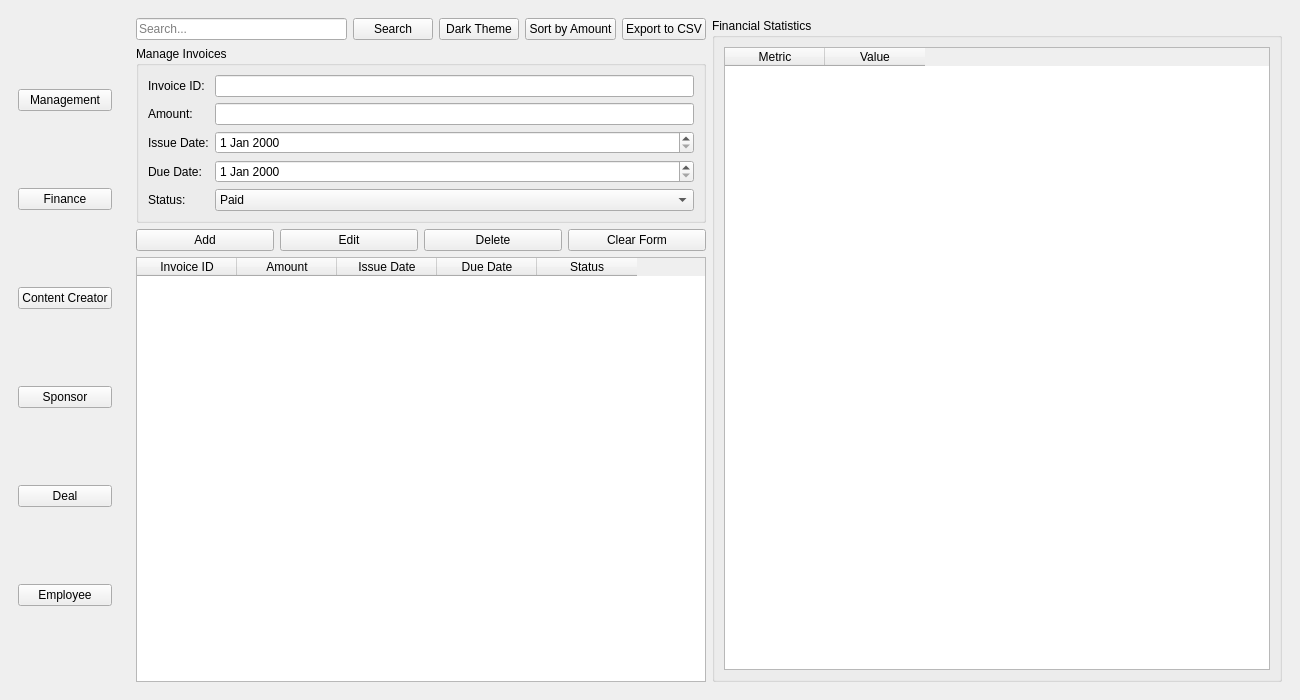
The window that mainwindow.ui (Esprit-UP-Algo/projetcpp-2a34-connect) describes before a commit, drawn with Qt 5.
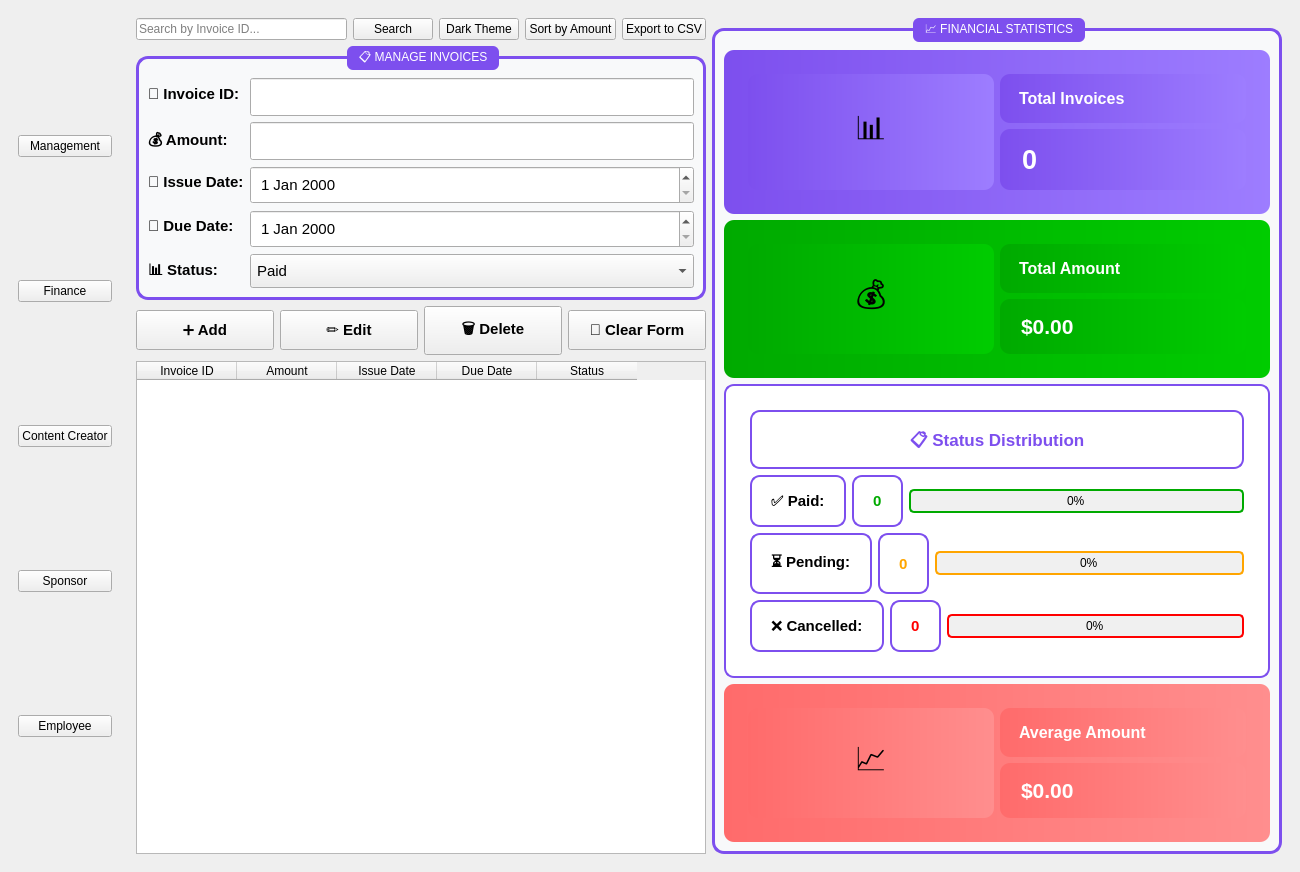
The same window after the commit. The open tabs and pages were chosen to show the change.

The edit to the form file:
```diff
--- a/mainwindow.ui
+++ b/mainwindow.ui
@@ -62,16 +62,6 @@
          </property>
         </widget>
        </item>
-       <item>
-        <widget class="QPushButton" name="btnsponsor">
-         <property name="objectName">
-          <string>sidebarButton</string>
-         </property>
-         <property name="text">
-          <string>Deal</string>
-         </property>
-        </widget>
-       </item>
        <item>
         <widget class="QPushButton" name="btnEmployee">
          <property name="objectName">
@@ -120,7 +110,7 @@
             <item>
              <widget class="QLineEdit" name="searchBox">
               <property name="placeholderText">
-               <string>Search...</string>
+               <string>Search by Invoice ID...</string>
               </property>
              </widget>
             </item>
@@ -157,58 +147,111 @@
           <item>
            <widget class="QGroupBox" name="formBox">
             <property name="title">
-             <string>Manage Invoices</string>
+             <string>📋 MANAGE INVOICES</string>
+            </property>
+            <property name="styleSheet">
+             <string notr="true">QGroupBox {
+                 font: bold 16pt "Arial";
+                 color: #7D4FEE;
+                 background-color: #F8F9FA;
+                 border: 3px solid #7D4FEE;
+                 border-radius: 12px;
+                 margin-top: 10px;
+                 padding-top: 10px;
+             }
+             QGroupBox::title {
+                 subcontrol-origin: margin;
+                 subcontrol-position: top center;
+                 padding: 5px 10px;
+                 background-color: #7D4FEE;
+                 color: white;
+                 border-radius: 6px;
+             }</string>
             </property>
             <layout class="QFormLayout" name="formLayout">
              <item row="0" column="0">
               <widget class="QLabel" name="labelId">
                <property name="text">
-                <string>Invoice ID:</string>
+                <string>📄 Invoice ID:</string>
+               </property>
+               <property name="styleSheet">
+                <string notr="true">font-weight: bold; font-size: 11pt;</string>
                </property>
               </widget>
              </item>
              <item row="0" column="1">
-              <widget class="QLineEdit" name="lineId"/>
+              <widget class="QLineEdit" name="lineId">
+               <property name="styleSheet">
+                <string notr="true">font-size: 11pt; padding: 8px;</string>
+               </property>
+              </widget>
              </item>
              <item row="1" column="0">
               <widget class="QLabel" name="labelMontant">
                <property name="text">
-                <string>Amount:</string>
+                <string>💰 Amount:</string>
+               </property>
+               <property name="styleSheet">
+                <string notr="true">font-weight: bold; font-size: 11pt;</string>
                </property>
               </widget>
              </item>
              <item row="1" column="1">
-              <widget class="QLineEdit" name="lineMontant"/>
+              <widget class="QLineEdit" name="lineMontant">
+               <property name="styleSheet">
+                <string notr="true">font-size: 11pt; padding: 8px;</string>
+               </property>
+              </widget>
              </item>
              <item row="2" column="0">
               <widget class="QLabel" name="labelDateEmission">
                <property name="text">
-                <string>Issue Date:</string>
+                <string>📅 Issue Date:</string>
+               </property>
+               <property name="styleSheet">
+                <string notr="true">font-weight: bold; font-size: 11pt;</string>
                </property>
               </widget>
              </item>
              <item row="2" column="1">
-              <widget class="QDateEdit" name="dateEmission"/>
+              <widget class="QDateEdit" name="dateEmission">
+               <property name="styleSheet">
+                <string notr="true">font-size: 11pt; padding: 6px;</string>
+               </property>
+              </widget>
              </item>
              <item row="3" column="0">
               <widget class="QLabel" name="labelDateEcheance">
                <property name="text">
-                <string>Due Date:</string>
+                <string>⏰ Due Date:</string>
+               </property>
+               <property name="styleSheet">
+                <string notr="true">font-weight: bold; font-size: 11pt;</string>
                </property>
               </widget>
              </item>
              <item row="3" column="1">
-              <widget class="QDateEdit" name="dateEcheance"/>
+              <widget class="QDateEdit" name="dateEcheance">
+               <property name="styleSheet">
+                <string notr="true">font-size: 11pt; padding: 6px;</string>
+               </property>
+              </widget>
              </item>
              <item row="4" column="0">
               <widget class="QLabel" name="labelStatut">
                <property name="text">
-                <string>Status:</string>
+                <string>📊 Status:</string>
+               </property>
+               <property name="styleSheet">
+                <string notr="true">font-weight: bold; font-size: 11pt;</string>
                </property>
               </widget>
              </item>
              <item row="4" column="1">
               <widget class="QComboBox" name="comboStatut">
+               <property name="styleSheet">
+                <string notr="true">font-size: 11pt; padding: 6px;</string>
+               </property>
                <item><property name="text"><string>Paid</string></property></item>
                <item><property name="text"><string>Pending</string></property></item>
                <item><property name="text"><string>Cancelled</string></property></item>
@@ -219,10 +262,46 @@
           </item>
           <item>
            <layout class="QHBoxLayout" name="actionLayout">
-            <item><widget class="QPushButton" name="btnAdd"><property name="text"><string>Add</string></property></widget></item>
-            <item><widget class="QPushButton" name="btnEdit"><property name="text"><string>Edit</string></property></widget></item>
-            <item><widget class="QPushButton" name="btnDelete"><property name="text"><string>Delete</string></property></widget></item>
-            <item><widget class="QPushButton" name="btnClear"><property name="text"><string>Clear Form</string></property></widget></item>
+            <item>
+             <widget class="QPushButton" name="btnAdd">
+              <property name="text">
+               <string>➕ Add</string>
+              </property>
+              <property name="styleSheet">
+               <string notr="true">font-size: 11pt; padding: 10px; font-weight: bold;</string>
+              </property>
+             </widget>
+            </item>
+            <item>
+             <widget class="QPushButton" name="btnEdit">
+              <property name="text">
+               <string>✏️ Edit</string>
+              </property>
+              <property name="styleSheet">
+               <string notr="true">font-size: 11pt; padding: 10px; font-weight: bold;</string>
+              </property>
+             </widget>
+            </item>
+            <item>
+             <widget class="QPushButton" name="btnDelete">
+              <property name="text">
+               <string>🗑️ Delete</string>
+              </property>
+              <property name="styleSheet">
+               <string notr="true">font-size: 11pt; padding: 10px; font-weight: bold;</string>
+              </property>
+             </widget>
+            </item>
+            <item>
+             <widget class="QPushButton" name="btnClear">
+              <property name="text">
+               <string>🧹 Clear Form</string>
+              </property>
+              <property name="styleSheet">
+               <string notr="true">font-size: 11pt; padding: 10px; font-weight: bold;</string>
+              </property>
+             </widget>
+            </item>
            </layout>
           </item>
           <item>
@@ -241,13 +320,353 @@
         <item>
          <widget class="QGroupBox" name="statsBox">
           <property name="title">
-           <string>Financial Statistics</string>
+           <string>📈 FINANCIAL STATISTICS</string>
+          </property>
+          <property name="styleSheet">
+           <string notr="true">QGroupBox {
+               font: bold 16pt "Arial";
+               color: #7D4FEE;
+               background-color: #F8F9FA;
+               border: 3px solid #7D4FEE;
+               border-radius: 12px;
+               margin-top: 10px;
+               padding-top: 10px;
+           }
+           QGroupBox::title {
+               subcontrol-origin: margin;
+               subcontrol-position: top center;
+               padding: 5px 10px;
+               background-color: #7D4FEE;
+               color: white;
+               border-radius: 6px;
+           }</string>
           </property>
           <layout class="QVBoxLayout" name="statsLayout">
            <item>
-            <widget class="QTableWidget" name="tableStats">
-             <column><property name="text"><string>Metric</string></property></column>
-             <column><property name="text"><string>Value</string></property></column>
+            <widget class="QFrame" name="frameTotalInvoices">
+             <property name="styleSheet">
+              <string notr="true">QFrame {
+                  background: qlineargradient(x1:0, y1:0, x2:1, y2:0, stop:0 #7D4FEE, stop:1 #9D7DFF);
+                  border-radius: 10px;
+                  padding: 15px;
+              }</string>
+             </property>
+             <layout class="QHBoxLayout" name="horizontalLayout_2">
+              <item>
+               <widget class="QLabel" name="labelTotalIcon">
+                <property name="text">
+                 <string>📊</string>
+                </property>
+                <property name="styleSheet">
+                 <string notr="true">font-size: 24pt;</string>
+                </property>
+                <property name="alignment">
+                 <set>Qt::AlignCenter</set>
+                </property>
+               </widget>
+              </item>
+              <item>
+               <layout class="QVBoxLayout" name="verticalLayout">
+                <item>
+                 <widget class="QLabel" name="labelTotalTitle">
+                  <property name="text">
+                   <string>Total Invoices</string>
+                  </property>
+                  <property name="styleSheet">
+                   <string notr="true">color: white; font-size: 12pt; font-weight: bold;</string>
+                  </property>
+                 </widget>
+                </item>
+                <item>
+                 <widget class="QLabel" name="labelTotalValue">
+                  <property name="text">
+                   <string>0</string>
+                  </property>
+                  <property name="styleSheet">
+                   <string notr="true">color: white; font-size: 20pt; font-weight: bold;</string>
+                  </property>
+                 </widget>
+                </item>
+               </layout>
+              </item>
+             </layout>
+            </widget>
+           </item>
+
+           <!-- Total Amount Card -->
+           <item>
+            <widget class="QFrame" name="frameTotalAmount">
+             <property name="styleSheet">
+              <string notr="true">QFrame {
+                  background: qlineargradient(x1:0, y1:0, x2:1, y2:0, stop:0 #00AA00, stop:1 #00CC00);
+                  border-radius: 10px;
+                  padding: 15px;
+              }</string>
+             </property>
+             <layout class="QHBoxLayout" name="horizontalLayout_3">
+              <item>
+               <widget class="QLabel" name="labelAmountIcon">
+                <property name="text">
+                 <string>💰</string>
+                </property>
+                <property name="styleSheet">
+                 <string notr="true">font-size: 24pt;</string>
+                </property>
+                <property name="alignment">
+                 <set>Qt::AlignCenter</set>
+                </property>
+               </widget>
+              </item>
+              <item>
+               <layout class="QVBoxLayout" name="verticalLayout_2">
+                <item>
+                 <widget class="QLabel" name="labelAmountTitle">
+                  <property name="text">
+                   <string>Total Amount</string>
+                  </property>
+                  <property name="styleSheet">
+                   <string notr="true">color: white; font-size: 12pt; font-weight: bold;</string>
+                  </property>
+                 </widget>
+                </item>
+                <item>
+                 <widget class="QLabel" name="labelAmountValue">
+                  <property name="text">
+                   <string>$0.00</string>
+                  </property>
+                  <property name="styleSheet">
+                   <string notr="true">color: white; font-size: 16pt; font-weight: bold;</string>
+                  </property>
+                 </widget>
+                </item>
+               </layout>
+              </item>
+             </layout>
+            </widget>
+           </item>
+
+           <!-- Status Distribution -->
+           <item>
+            <widget class="QFrame" name="frameStatus">
+             <property name="styleSheet">
+              <string notr="true">QFrame {
+                  background-color: white;
+                  border: 2px solid #7D4FEE;
+                  border-radius: 10px;
+                  padding: 15px;
+              }</string>
+             </property>
+             <layout class="QVBoxLayout" name="verticalLayout_3">
+              <item>
+               <widget class="QLabel" name="labelStatusTitle">
+                <property name="text">
+                 <string>📋 Status Distribution</string>
+                </property>
+                <property name="styleSheet">
+                 <string notr="true">font-size: 13pt; font-weight: bold; color: #7D4FEE; padding-bottom: 10px;</string>
+                </property>
+                <property name="alignment">
+                 <set>Qt::AlignCenter</set>
+                </property>
+               </widget>
+              </item>
+
+              <!-- Paid Status -->
+              <item>
+               <layout class="QHBoxLayout" name="horizontalLayout_4">
+                <item>
+                 <widget class="QLabel" name="labelPaid">
+                  <property name="text">
+                   <string>✅ Paid:</string>
+                  </property>
+                  <property name="styleSheet">
+                   <string notr="true">font-weight: bold; font-size: 11pt;</string>
+                  </property>
+                 </widget>
+                </item>
+                <item>
+                 <widget class="QLabel" name="labelPaidValue">
+                  <property name="text">
+                   <string>0</string>
+                  </property>
+                  <property name="styleSheet">
+                   <string notr="true">font-weight: bold; color: #00AA00; font-size: 11pt;</string>
+                  </property>
+                 </widget>
+                </item>
+                <item>
+                 <widget class="QProgressBar" name="progressPaid">
+                  <property name="value">
+                   <number>0</number>
+                  </property>
+                  <property name="styleSheet">
+                   <string notr="true">
+                       QProgressBar {
+                           border: 2px solid #00AA00;
+                           border-radius: 5px;
+                           text-align: center;
+                           background-color: #F0F0F0;
+                           height: 20px;
+                       }
+                       QProgressBar::chunk {
+                           background-color: #00AA00;
+                           border-radius: 3px;
+                       }
+                   </string>
+                  </property>
+                 </widget>
+                </item>
+               </layout>
+              </item>
+
+              <!-- Pending Status -->
+              <item>
+               <layout class="QHBoxLayout" name="horizontalLayout_5">
+                <item>
+                 <widget class="QLabel" name="labelPending">
+                  <property name="text">
+                   <string>⏳ Pending:</string>
+                  </property>
+                  <property name="styleSheet">
+                   <string notr="true">font-weight: bold; font-size: 11pt;</string>
+                  </property>
+                 </widget>
+                </item>
+                <item>
+                 <widget class="QLabel" name="labelPendingValue">
+                  <property name="text">
+                   <string>0</string>
+                  </property>
+                  <property name="styleSheet">
+                   <string notr="true">font-weight: bold; color: #FFA500; font-size: 11pt;</string>
+                  </property>
+                 </widget>
+                </item>
+                <item>
+                 <widget class="QProgressBar" name="progressPending">
+                  <property name="value">
+                   <number>0</number>
+                  </property>
+                  <property name="styleSheet">
+                   <string notr="true">
+                       QProgressBar {
+                           border: 2px solid #FFA500;
+                           border-radius: 5px;
+                           text-align: center;
+                           background-color: #F0F0F0;
+                           height: 20px;
+                       }
+                       QProgressBar::chunk {
+                           background-color: #FFA500;
+                           border-radius: 3px;
+                       }
+                   </string>
+                  </property>
+                 </widget>
+                </item>
+               </layout>
+              </item>
+
+              <!-- Cancelled Status -->
+              <item>
+               <layout class="QHBoxLayout" name="horizontalLayout_6">
+                <item>
+                 <widget class="QLabel" name="labelCancelled">
+                  <property name="text">
+                   <string>❌ Cancelled:</string>
+                  </property>
+                  <property name="styleSheet">
+                   <string notr="true">font-weight: bold; font-size: 11pt;</string>
+                  </property>
+                 </widget>
+                </item>
+                <item>
+                 <widget class="QLabel" name="labelCancelledValue">
+                  <property name="text">
+                   <string>0</string>
+                  </property>
+                  <property name="styleSheet">
+                   <string notr="true">font-weight: bold; color: #FF0000; font-size: 11pt;</string>
+                  </property>
+                 </widget>
+                </item>
+                <item>
+                 <widget class="QProgressBar" name="progressCancelled">
+                  <property name="value">
+                   <number>0</number>
+                  </property>
+                  <property name="styleSheet">
+                   <string notr="true">
+                       QProgressBar {
+                           border: 2px solid #FF0000;
+                           border-radius: 5px;
+                           text-align: center;
+                           background-color: #F0F0F0;
+                           height: 20px;
+                       }
+                       QProgressBar::chunk {
+                           background-color: #FF0000;
+                           border-radius: 3px;
+                       }
+                   </string>
+                  </property>
+                 </widget>
+                </item>
+               </layout>
+              </item>
+             </layout>
+            </widget>
+           </item>
+
+           <!-- Average Amount Card -->
+           <item>
+            <widget class="QFrame" name="frameAverage">
+             <property name="styleSheet">
+              <string notr="true">QFrame {
+                  background: qlineargradient(x1:0, y1:0, x2:1, y2:0, stop:0 #FF6B6B, stop:1 #FF8E8E);
+                  border-radius: 10px;
+                  padding: 15px;
+              }</string>
+             </property>
+             <layout class="QHBoxLayout" name="horizontalLayout_7">
+              <item>
+               <widget class="QLabel" name="labelAverageIcon">
+                <property name="text">
+                 <string>📈</string>
+                </property>
+                <property name="styleSheet">
+                 <string notr="true">font-size: 24pt;</string>
+                </property>
+                <property name="alignment">
+                 <set>Qt::AlignCenter</set>
+                </property>
+               </widget>
+              </item>
+              <item>
+               <layout class="QVBoxLayout" name="verticalLayout_4">
+                <item>
+                 <widget class="QLabel" name="labelAverageTitle">
+                  <property name="text">
+                   <string>Average Amount</string>
+                  </property>
+                  <property name="styleSheet">
+                   <string notr="true">color: white; font-size: 12pt; font-weight: bold;</string>
+                  </property>
+                 </widget>
+                </item>
+                <item>
+                 <widget class="QLabel" name="labelAverageValue">
+                  <property name="text">
+                   <string>$0.00</string>
+                  </property>
+                  <property name="styleSheet">
+                   <string notr="true">color: white; font-size: 16pt; font-weight: bold;</string>
+                  </property>
+                 </widget>
+                </item>
+               </layout>
+              </item>
+             </layout>
             </widget>
            </item>
           </layout>
```
Left out of the diff: 6 changed lines with no effect on the pictures.
